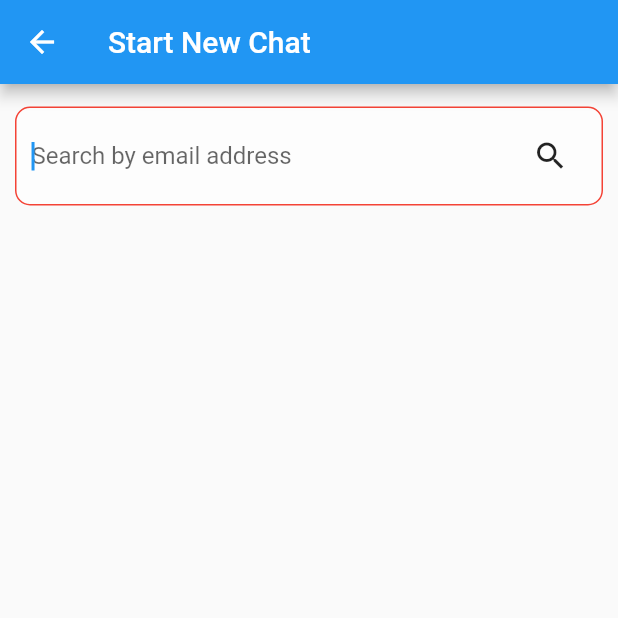
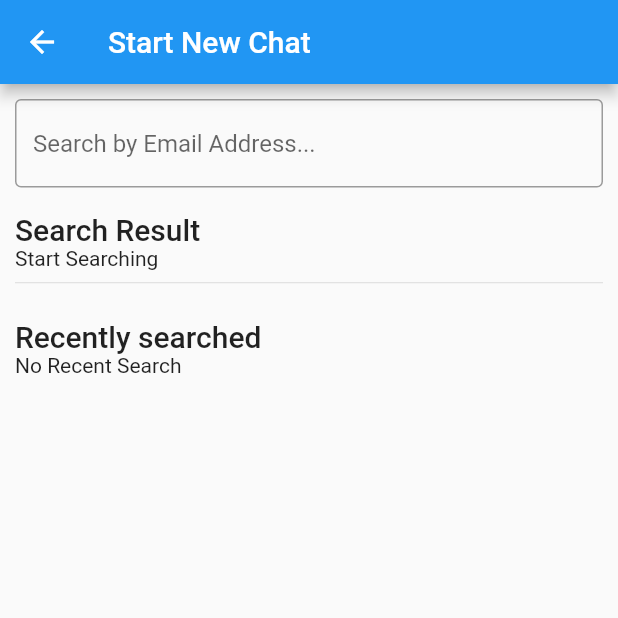
Before and after one commit to KhalidWar/yaanyo, a Flutter app: the StartNewChatScreen screen opened directly, on a phone screen of 412 x 824 dp, the top half of it. Run offline on Flutter 3.47's test engine with Material 2 defaults, Android fonts, the phone set to English and light mode, and no system bars; our stand-ins replace cloud_firestore, firebase_auth, firebase_core, flutter_riverpod, flutter_svg, get_it and 1 more; missing offline and left inert: flutter_material_color_picker; accounts and stored records are empty; network calls fail.

Commit message:
Improved start new chat screen
Signed-off-by: Khalid War <git@khalidwar.com>

```diff
--- a/lib/screens/chat/start_new_chat_screen.dart
+++ b/lib/screens/chat/start_new_chat_screen.dart
@@ -2,6 +2,7 @@ import 'package:cloud_firestore/cloud_firestore.dart';
 import 'package:firebase_auth/firebase_auth.dart';
 import 'package:flutter/cupertino.dart';
 import 'package:flutter/material.dart';
+import 'package:yaanyo/constants.dart';
 import 'package:yaanyo/models/app_user.dart';
 import 'package:yaanyo/screens/chat/chat_room_screen.dart';
 import 'package:yaanyo/services/database/chat_database_service.dart';
@@ -16,33 +17,31 @@ class StartNewChatScreen extends StatefulWidget {
   _StartNewChatScreenState createState() => _StartNewChatScreenState();
 }
 
+List<AppUser> _recentSearchList = [];
+
 class _StartNewChatScreenState extends State<StartNewChatScreen> {
   final _userDBService = UserDatabaseService();
+  final _formKey = GlobalKey<FormState>();
   final TextEditingController _textEditingController = TextEditingController();
 
   QuerySnapshot _searchSnapshot;
-  QuerySnapshot currentUserSnapshot;
+  QuerySnapshot _currentUserSnapshot;
   String _error = '';
 
-  void searchByEmailAddress() {
-    if (_textEditingController.text.isEmpty || _textEditingController == null) {
-      setState(() {
-        _error = 'Search field cannot be empty';
-      });
-    } else {
-      _userDBService.searchUserByEmail(_textEditingController.text).then(
+  void _searchByEmailAddress() {
+    if (_formKey.currentState.validate()) {
+      _userDBService.searchUserByEmail(_textEditingController.text.trim()).then(
         (value) {
-          setState(() {
           _searchSnapshot = value;
+          _recentSearchList.add(AppUser.fromJson(value.docs[0].data()));
           _error = '';
-          });
         },
       );
     }
   }
 
-  void createChatRoom({Map<String, dynamic> searchedUserData}) async {
-    final currentUser = AppUser.fromJson(currentUserSnapshot.docs[0].data());
+  void _createChatRoom({Map<String, dynamic> searchedUserData}) async {
+    final currentUser = AppUser.fromJson(_currentUserSnapshot.docs[0].data());
     final searchedUser = AppUser.fromJson(searchedUserData);
 
     if (searchedUser.email == currentUser.email) {
@@ -83,11 +82,7 @@ class _StartNewChatScreenState extends State<StartNewChatScreen> {
     super.initState();
     _userDBService
         .searchUserByEmail(FirebaseAuth.instance.currentUser.email)
-        .then((value) {
-      setState(() {
-        currentUserSnapshot = value;
-      });
-    });
+        .then((value) => _currentUserSnapshot = value);
   }
 
   @override
@@ -96,55 +91,38 @@ class _StartNewChatScreenState extends State<StartNewChatScreen> {
 
     return Scaffold(
       appBar: AppBar(title: Text('Start New Chat')),
-      body: Padding(
+      body: SingleChildScrollView(
         padding: EdgeInsets.all(10),
         child: Column(
+          crossAxisAlignment: CrossAxisAlignment.start,
           children: <Widget>[
-            Container(
-              height: size.height * 0.08,
-              width: double.infinity,
-              padding: EdgeInsets.symmetric(horizontal: 10),
-              margin: EdgeInsets.symmetric(vertical: 5),
-              decoration: BoxDecoration(
-                  color: Colors.white54,
-                  border: Border.all(
-                    color: Colors.red,
-                  ),
-                  borderRadius: BorderRadius.circular(10)),
-              child: Row(
-                children: <Widget>[
-                  Expanded(
-                    child: TextField(
+            Form(
+              key: _formKey,
+              child: TextFormField(
                 controller: _textEditingController,
-                      autofocus: true,
                 textInputAction: TextInputAction.search,
-                      onSubmitted: (value) => searchByEmailAddress(),
-                      decoration: InputDecoration(
-                        border: InputBorder.none,
-                        hintText: 'Search by email address',
+                onFieldSubmitted: (value) => _searchByEmailAddress(),
+                validator: (value) =>
+                    value.isEmpty ? 'Please provide an email' : null,
+                decoration: kTextFormInputDecoration.copyWith(
+                  hintText: 'Search by Email Address...',
                 ),
               ),
             ),
-                  IconButton(
-                    icon: Icon(Icons.search),
-                    onPressed: () {
-                      searchByEmailAddress();
-                    },
-                  ),
-                ],
-              ),
-            ),
+            SizedBox(height: size.height * 0.02),
+            Text('Search Result', style: Theme.of(context).textTheme.headline6),
             _searchSnapshot == null
-                ? ErrorText(error: _error)
-                : Column(
-                    children: [
-                      ListView.builder(
+                ? Text('Start Searching')
+                : ListView.builder(
                     shrinkWrap: true,
                     itemCount: _searchSnapshot.docs.length,
                     itemBuilder: (BuildContext context, int index) {
                       final data = _searchSnapshot.docs[index].data();
-                          return GestureDetector(
-                            onTap: () => createChatRoom(searchedUserData: data),
+                      return Column(
+                        children: [
+                          GestureDetector(
+                            onTap: () =>
+                                _createChatRoom(searchedUserData: data),
                             child: ListTile(
                               leading: CircleAvatar(
                                   backgroundImage:
@@ -153,11 +131,35 @@ class _StartNewChatScreenState extends State<StartNewChatScreen> {
                               subtitle: Text(data['email']),
                               trailing: Icon(Icons.send),
                             ),
+                          ),
+                          Center(child: ErrorText(error: _error)),
+                        ],
                       );
                     },
                   ),
-                      ErrorText(error: _error)
-                    ],
+            Divider(),
+            SizedBox(height: size.height * 0.02),
+            Text('Recently searched',
+                style: Theme.of(context).textTheme.headline6),
+            _recentSearchList.isEmpty
+                ? Text('No Recent Search')
+                : ListView.builder(
+                    shrinkWrap: true,
+                    itemCount: _recentSearchList.length,
+                    itemBuilder: (BuildContext context, int index) {
+                      final data = _recentSearchList[index];
+                      return GestureDetector(
+                        onTap: () =>
+                            _createChatRoom(searchedUserData: data.toJson()),
+                        child: ListTile(
+                          leading: CircleAvatar(
+                              backgroundImage: NetworkImage(data.profilePic)),
+                          title: Text(data.name),
+                          subtitle: Text(data.email),
+                          trailing: Icon(Icons.send),
+                        ),
+                      );
+                    },
                   ),
           ],
         ),
```
Lines whose indentation alone changed are shown as unchanged.
